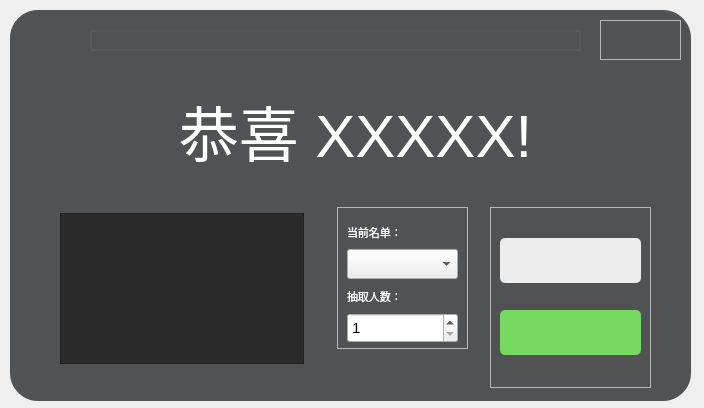
Before: the Qt Designer form picker.ui in Yish1/Class-Roster-Picker-NEXT, drawn with Qt 5.
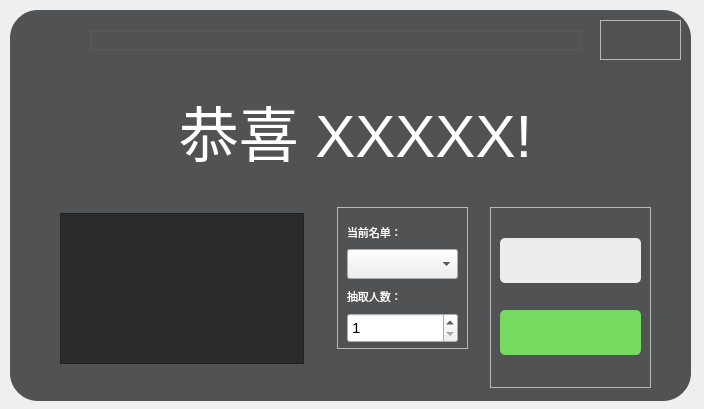
After: the same form once the commit is applied. Icons and pictures are not drawn.

The edit to the form file:
```diff
--- a/picker.ui
+++ b/picker.ui
@@ -7,7 +7,7 @@
     <x>0</x>
     <y>0</y>
     <width>704</width>
-    <height>408</height>
+    <height>409</height>
    </rect>
   </property>
   <property name="windowTitle">
```
